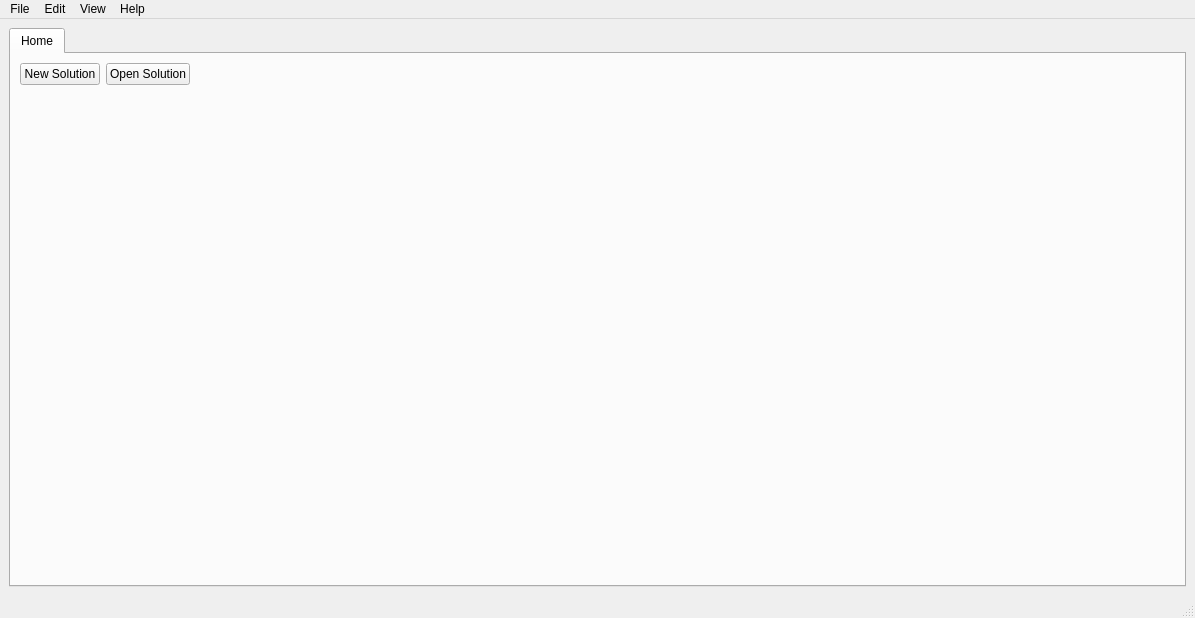
Before: the Qt Designer form ui/designer/main.ui in MuJiRaengI/MJRI_AI_SW, drawn with Qt 5.
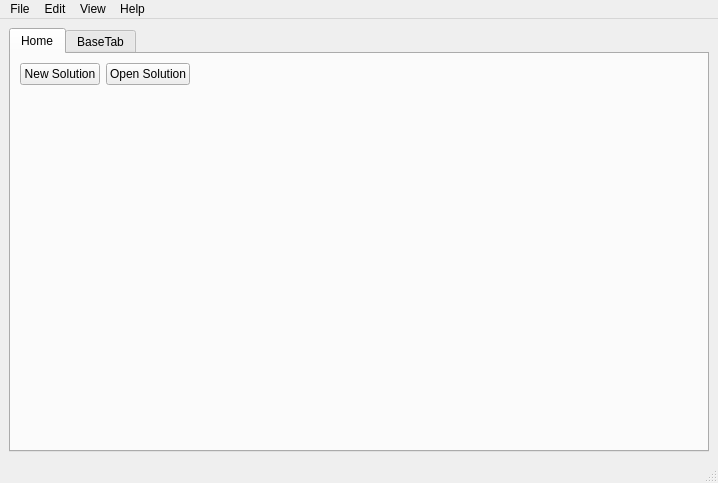
After: the same form once the commit is applied.

Patch:
```diff
--- a/ui/designer/main.ui
+++ b/ui/designer/main.ui
@@ -6,8 +6,8 @@
    <rect>
     <x>0</x>
     <y>0</y>
-    <width>1195</width>
-    <height>618</height>
+    <width>718</width>
+    <height>483</height>
    </rect>
   </property>
   <property name="windowTitle">
@@ -73,6 +73,11 @@
           </item>
          </layout>
         </widget>
+        <widget class="QWidget" name="tab_2">
+         <attribute name="title">
+          <string>BaseTab</string>
+         </attribute>
+        </widget>
        </widget>
       </item>
      </layout>
@@ -84,7 +89,7 @@
     <rect>
      <x>0</x>
      <y>0</y>
-     <width>1195</width>
+     <width>718</width>
      <height>33</height>
     </rect>
    </property>
```
